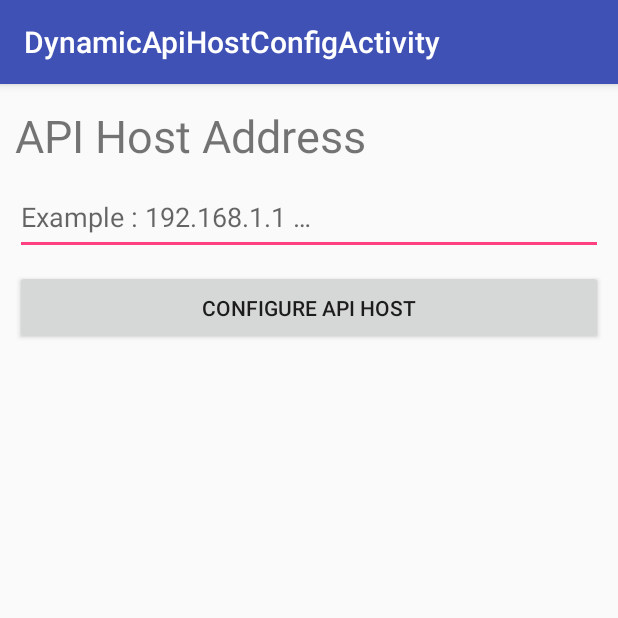
After one commit to CuriousLearner/Shopster, an Android app: the DynamicApiHostConfigActivity screen opened directly, with no data from a screen before it, on a phone screen of 412 x 824 dp, the top half of it. The commit adds this screen. Run offline under Robolectric (Android 15) with nearby library versions, the phone set to English and light mode, and no system bars; our stand-ins replace ButterKnife.

Commit message:
Dynamic API host configuration added

```diff
--- /dev/null
+++ b/src/client/Shopster-Delivery-Client/app/src/main/java/in/co/shopster/shopster_delivery_client/activities/DynamicApiHostConfigActivity.java
@@ -0,0 +1,61 @@
+package in.co.shopster.shopster_delivery_client.activities;
+
+import android.content.Context;
+import android.content.Intent;
+import android.content.SharedPreferences;
+import android.os.Bundle;
+import android.support.design.widget.FloatingActionButton;
+import android.support.design.widget.Snackbar;
+import android.support.v7.app.AppCompatActivity;
+import android.support.v7.widget.Toolbar;
+import android.view.View;
+import android.widget.Button;
+import android.widget.EditText;
+
+import butterknife.Bind;
+import butterknife.ButterKnife;
+import in.co.shopster.shopster_delivery_client.Config;
+import in.co.shopster.shopster_delivery_client.R;
+import in.co.shopster.shopster_delivery_client.Utilities;
+import in.co.shopster.shopster_delivery_client.rest.RestClient;
+
+public class DynamicApiHostConfigActivity extends AppCompatActivity {
+
+    @Bind(R.id.edit_api_host_address)
+    EditText apiHostAddressEdit;
+
+    @Bind(R.id.btn_configure_host)
+    Button configureHostBtn;
+
+    @Override
+    protected void onCreate(Bundle savedInstanceState) {
+        super.onCreate(savedInstanceState);
+        setContentView(R.layout.activity_dynamic_api_host_config);
+        Toolbar toolbar = (Toolbar) findViewById(R.id.toolbar);
+        setSupportActionBar(toolbar);
+
+        ButterKnife.bind(this);
+
+        final Context ctx = DynamicApiHostConfigActivity.this.getApplicationContext();
+
+        configureHostBtn.setOnClickListener(new View.OnClickListener() {
+            @Override
+            public void onClick(View view) {
+                String apiHostAddress = apiHostAddressEdit.getText().toString();
+                if(apiHostAddress.isEmpty()) {
+                    Utilities.showToast("Host address cannot be empty !!!", ctx, false);
+                } else {
+                    apiHostAddress = "http://" + apiHostAddress;
+                    Utilities.writeDebugLog("New host address : " + apiHostAddress);
+                    Config.setShopsterApiHost(apiHostAddress);
+                    RestClient.init(Config.getShopsterApiHost());
+                    Utilities.showToast("API host configured ...", ctx, false);
+                    Intent restartAppIntent = new Intent(DynamicApiHostConfigActivity.this, MainActivity.class);
+                    DynamicApiHostConfigActivity.this.startActivity(restartAppIntent);
+                }
+            }
+        });
+
+    }
+
+}
--- /dev/null
+++ b/src/client/Shopster-Delivery-Client/app/src/main/res/layout/activity_dynamic_api_host_config.xml
@@ -0,0 +1,62 @@
+<?xml version="1.0" encoding="utf-8"?>
+<android.support.design.widget.CoordinatorLayout xmlns:android="http://schemas.android.com/apk/res/android"
+    xmlns:app="http://schemas.android.com/apk/res-auto"
+    xmlns:tools="http://schemas.android.com/tools"
+    android:layout_width="match_parent"
+    android:layout_height="match_parent"
+    android:fitsSystemWindows="true"
+    tools:context="in.co.shopster.shopster_delivery_client.activities.DynamicApiHostConfigActivity">
+
+    <android.support.design.widget.AppBarLayout
+        android:layout_width="match_parent"
+        android:layout_height="wrap_content"
+        android:theme="@style/AppTheme.AppBarOverlay">
+
+        <android.support.v7.widget.Toolbar
+            android:id="@+id/toolbar"
+            android:layout_width="match_parent"
+            android:layout_height="?attr/actionBarSize"
+            android:background="?attr/colorPrimary"
+            app:popupTheme="@style/AppTheme.PopupOverlay" />
+
+    </android.support.design.widget.AppBarLayout>
+
+    <LinearLayout
+        android:layout_width="match_parent"
+        android:layout_height="match_parent"
+        android:layout_marginTop="60dp"
+        android:orientation="vertical"
+        android:layout_marginLeft="10dp"
+        android:layout_marginRight="10dp"
+        >
+
+        <TextView
+            android:layout_width="match_parent"
+            android:layout_height="50dp"
+            android:textSize="30sp"
+            android:layout_marginTop="10dp"
+            android:text="@string/label_api_host"
+            />
+
+        <EditText
+            android:layout_width="match_parent"
+            android:layout_height="50dp"
+            android:id="@+id/edit_api_host_address"
+            android:inputType="text"
+            android:hint="@string/hint_api_host"
+            />
+
+        <Button
+            android:layout_width="match_parent"
+            android:layout_height="50dp"
+            android:id="@+id/btn_configure_host"
+            android:layout_marginTop="10dp"
+            android:text="@string/label_configure_api_host"
+            />
+
+    </LinearLayout>
+
+
+
+
+</android.support.design.widget.CoordinatorLayout>
--- a/src/client/Shopster-Delivery-Client/app/src/main/res/values/strings.xml
+++ b/src/client/Shopster-Delivery-Client/app/src/main/res/values/strings.xml
@@ -42,6 +42,7 @@
 
     <!-- TODO: Remove or change this placeholder text -->
     <string name="hello_blank_fragment">Hello blank fragment</string>
+    <string name="title_activity_dynamic_api_host_config">DynamicApiHostConfigActivity</string>
 
 
 </resources>
```
Also changed, not shown: src/client/Shopster-Delivery-Client/app/src/main/AndroidManifest.xml (+5 -4 lines), src/client/Shopster-Delivery-Client/app/src/main/java/in/co/shopster/shopster_delivery_client/activities/MainActivity.java (+11 -0 lines), src/client/Shopster-Delivery-Client/app/src/main/java/in/co/shopster/shopster_delivery_client/fragments/SettingsFragment.java (+14 -0 lines), src/client/Shopster-Delivery-Client/app/src/main/res/layout/activity_main.xml (+8 -0 lines), src/client/Shopster-Delivery-Client/app/src/main/res/layout/fragment_settings.xml (+8 -0 lines).
